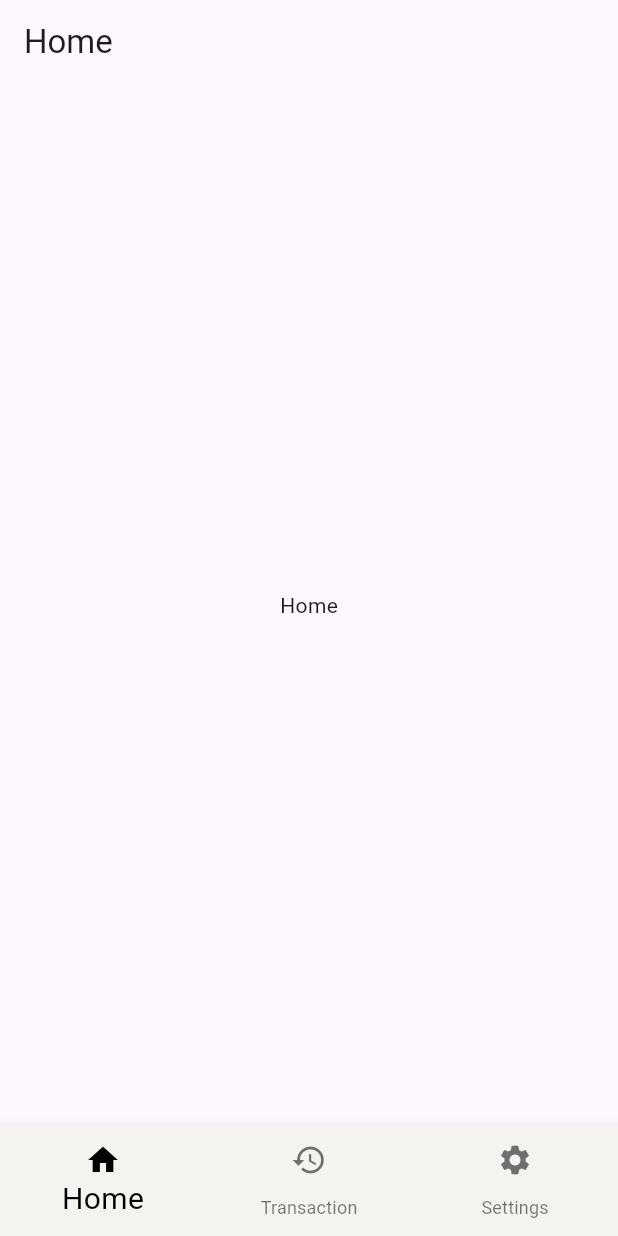
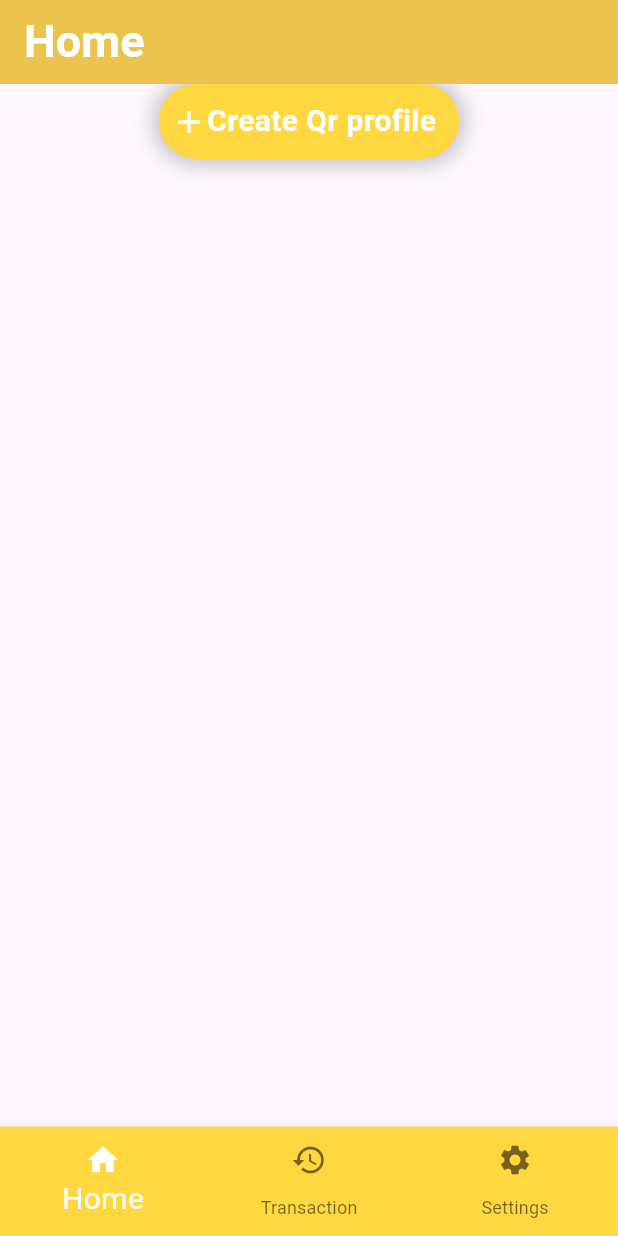
Before and after one commit to Achuabhijith2003/qrgenpay, a Flutter app: the screen it shows after launch, on a phone screen of 412 x 824 dp. Run offline on Flutter 3.47's test engine with Material 3 defaults, Android fonts, the phone set to English and light mode, and no system bars; our stand-ins replace another_flutter_splash_screen, google_fonts; Roboto replaces fonts that are missing (Akshar).

Commit message:
add ui to create profilr qr

```diff
--- a/lib/Screens/bottam_menu.dart
+++ b/lib/Screens/bottam_menu.dart
@@ -1,4 +1,5 @@
 import 'package:flutter/material.dart';
+import 'package:google_fonts/google_fonts.dart';
 import 'package:paymentqr/Screens/home.dart';
 import 'package:paymentqr/Screens/settings.dart';
 import 'package:paymentqr/Screens/transaction.dart';
@@ -22,36 +23,29 @@ class _BottamMenuState extends State<BottamMenu> {
         mainAxisSize: MainAxisSize.min,
         children: [
           BottomNavigationBar(
+            selectedLabelStyle: GoogleFonts.akshar(),
+            unselectedLabelStyle: GoogleFonts.akshar(),
             selectedFontSize: 20,
-            selectedItemColor: Colors.black,
+            selectedItemColor: Colors.white,
             enableFeedback: true,
-            backgroundColor: Color(
-                int.parse("#f5f3ef".substring(1, 7), radix: 16) + 0xFF000000),
+            backgroundColor: Colors.amberAccent,
             showUnselectedLabels: true,
             type: BottomNavigationBarType.fixed,
             items: const [
               BottomNavigationBarItem(
-                  icon: Icon(
-                    Icons.home,
-                    // color: Color(
-                    //     int.parse("#f5f3ef".substring(1, 7), radix: 16) +
-                    //         0xFF000000),
-                  ),
-                  label: "Home"),
+                icon: Icon(
+                  Icons.home,
+                ),
+                label: "Home",
+              ),
               BottomNavigationBarItem(
                   icon: Icon(
                     Icons.history,
-                    // color: Color(
-                    //     int.parse("#f5f3ef".substring(1, 7), radix: 16) +
-                    //         0xFF000000),
                   ),
                   label: "Transaction"),
               BottomNavigationBarItem(
                   icon: Icon(
                     Icons.settings,
-                    // color: Color(
-                    //     int.parse("#f5f3ef".substring(1, 7), radix: 16) +
-                    //         0xFF000000),
                   ),
                   label: "Settings"),
             ],
--- a/lib/Screens/home.dart
+++ b/lib/Screens/home.dart
@@ -1,5 +1,6 @@
 import 'package:flutter/material.dart';
 import 'package:google_fonts/google_fonts.dart';
+import 'package:paymentqr/Screens/qrgen.dart';
 
 class Home extends StatefulWidget {
   const Home({super.key});
@@ -13,13 +14,60 @@ class _HomeState extends State<Home> {
   Widget build(BuildContext context) {
     return Scaffold(
       appBar: AppBar(
+        backgroundColor: Colors.amberAccent,
+        elevation: 55,
         title: Text(
           "Home",
-          style: GoogleFonts.akshar(),
+          style: GoogleFonts.akshar(
+              color: Colors.white, fontWeight: FontWeight.bold, fontSize: 30),
         ),
       ),
-      body: Center(
-        child: Text("Home"),
+      body: Stack(
+        alignment: Alignment.center,
+        children: [
+          // button for create qr
+          Row(
+            mainAxisAlignment: MainAxisAlignment.center,
+            children: [
+              Container(
+                height: 50,
+                width: 200,
+                decoration: BoxDecoration(
+                    color: Colors.amberAccent,
+                    borderRadius: BorderRadius.circular(50),
+                    boxShadow: [
+                      BoxShadow(
+                          color: Colors.black.withOpacity(0.2),
+                          blurRadius: 10,
+                          spreadRadius: 5)
+                    ]),
+                child: Row(
+                  children: [
+                    IconButton(
+                      onPressed: () {
+                        Navigator.push(context,
+                            MaterialPageRoute(builder: (context) => Qrgen()));
+                      },
+                      icon: Row(
+                        children: [
+                          Icon(
+                            Icons.add,
+                          ),
+                          Text("Create Qr profile",
+                              style: GoogleFonts.akshar(
+                                  color: Colors.white,
+                                  fontWeight: FontWeight.bold,
+                                  fontSize: 20)),
+                        ],
+                      ),
+                      color: Colors.white,
+                    ),
+                  ],
+                ),
+              ),
+            ],
+          ) // enf button for create qr
+        ],
       ),
     );
   }
```
Also changed, not shown: lib/Componets/textfiled.dart (added, +22 -0 lines), lib/Screens/qrgen.dart (added, +98 -0 lines), lib/Screens/settings.dart (+10 -1 lines), lib/Screens/transaction.dart (+11 -1 lines).
